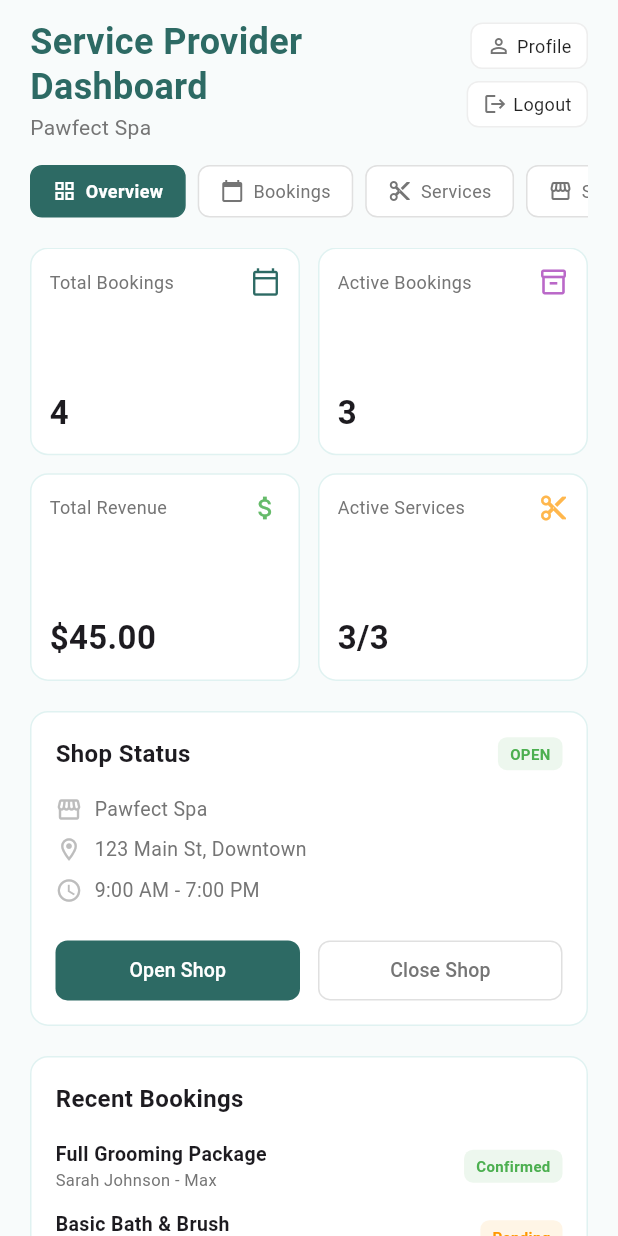
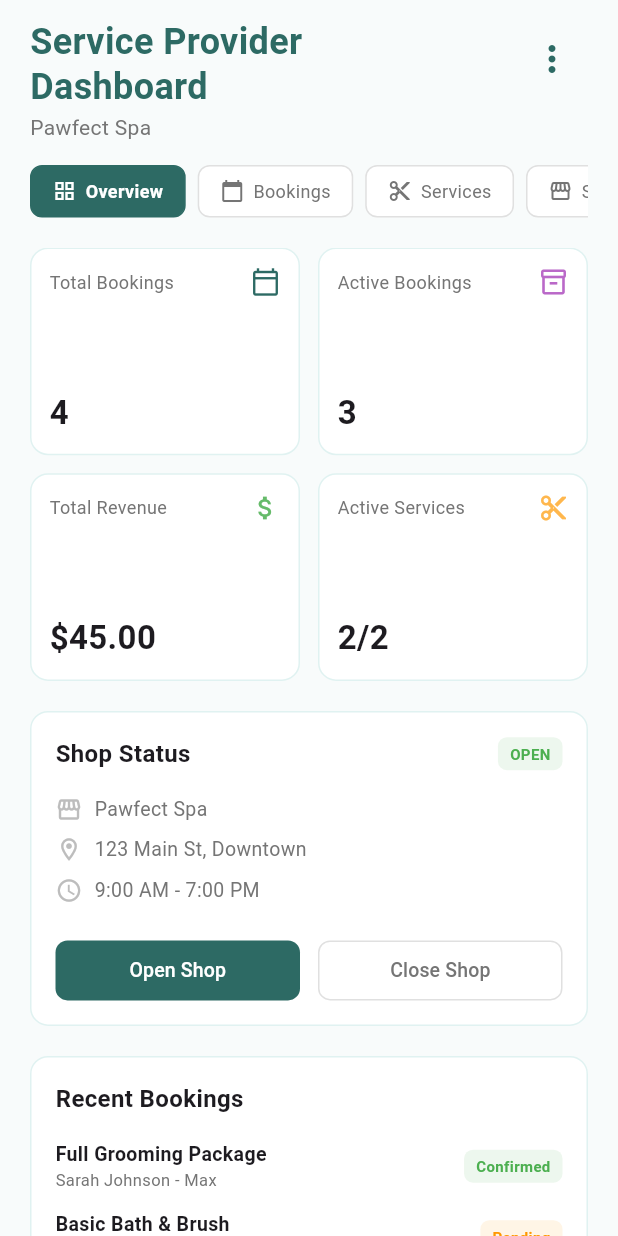
Before and after one commit to RamaAlkhatib2/pawvera, a Flutter app: the ServiceProviderDashboard screen opened directly with empty values, on a phone screen of 412 x 824 dp. Run offline on Flutter 3.47's test engine with Material 3 defaults, Android fonts, the phone set to English and light mode, and no system bars; our stand-ins replace cloud_firestore, firebase_auth, firebase_core, hive, hive_flutter, image_picker and 3 more; accounts and stored records are empty; network calls fail.

Commit message:
overview tab, service provider dashboard

```diff
--- a/lib/pages/adoption.dart
+++ b/lib/pages/adoption.dart
@@ -1,4 +1,4 @@
- import 'dart:io';
+import 'dart:io';
 import 'package:flutter/material.dart';
 import 'package:image_picker/image_picker.dart';
 
@@ -48,10 +48,11 @@ class _AdoptionScreenState extends State<AdoptionScreen> {
   void _applyFilters() {
     setState(() {
       filteredPets = allPets.where((pet) {
-        final matchesSearch = pet["name"]
-            .toLowerCase()
-            .contains(_searchController.text.toLowerCase());
-        final matchesCategory = selectedCategory == "All" || pet["category"] == selectedCategory;
+        final matchesSearch = pet["name"].toLowerCase().contains(
+          _searchController.text.toLowerCase(),
+        );
+        final matchesCategory =
+            selectedCategory == "All" || pet["category"] == selectedCategory;
         return matchesSearch && matchesCategory;
       }).toList();
     });
@@ -76,12 +77,19 @@ class _AdoptionScreenState extends State<AdoptionScreen> {
           child: Column(
             mainAxisSize: MainAxisSize.min,
             children: [
-              const Text("Sort By", style: TextStyle(fontSize: 18, fontWeight: FontWeight.bold)),
+              const Text(
+                "Sort By",
+                style: TextStyle(fontSize: 18, fontWeight: FontWeight.bold),
+              ),
               ListTile(
                 leading: const Icon(Icons.sort_by_alpha),
                 title: const Text("Name"),
                 onTap: () {
-                  setState(() => filteredPets.sort((a, b) => a["name"].compareTo(b["name"])));
+                  setState(
+                    () => filteredPets.sort(
+                      (a, b) => a["name"].compareTo(b["name"]),
+                    ),
+                  );
                   Navigator.pop(context);
                 },
               ),
@@ -89,7 +97,11 @@ class _AdoptionScreenState extends State<AdoptionScreen> {
                 leading: const Icon(Icons.sell_outlined),
                 title: const Text("Price (Free first)"),
                 onTap: () {
-                  setState(() => filteredPets.sort((a, b) => a["price"].compareTo(b["price"])));
+                  setState(
+                    () => filteredPets.sort(
+                      (a, b) => a["price"].compareTo(b["price"]),
+                    ),
+                  );
                   Navigator.pop(context);
                 },
               ),
@@ -187,7 +199,11 @@ class _AdoptionScreenState extends State<AdoptionScreen> {
                       color: primaryTeal,
                       borderRadius: BorderRadius.circular(12),
                     ),
-                    child: const Icon(Icons.tune, color: Colors.white, size: 20),
+                    child: const Icon(
+                      Icons.tune,
+                      color: Colors.white,
+                      size: 20,
+                    ),
                   ),
                 ),
               ],
@@ -196,7 +212,8 @@ class _AdoptionScreenState extends State<AdoptionScreen> {
           Expanded(
             child: ListView.builder(
               itemCount: filteredPets.length,
-              itemBuilder: (context, index) => _buildPetCard(filteredPets[index]),
+              itemBuilder: (context, index) =>
+                  _buildPetCard(filteredPets[index]),
             ),
           ),
         ],
@@ -222,7 +239,7 @@ class _AdoptionScreenState extends State<AdoptionScreen> {
           if (index == 4)
             Navigator.push(
               context,
-              MaterialPageRoute(builder: (context) => const ProfileView()),
+              MaterialPageRoute(builder: (context) => ProfileView()),
             );
         },
         items: const [
@@ -356,7 +373,8 @@ class _AdoptionScreenState extends State<AdoptionScreen> {
                     if (pet["isNeutered"]) const SizedBox(width: 5),
                     if (pet["isNeutered"]) _buildTag("Neutered", Colors.orange),
                     if (pet["gender"] != null) const SizedBox(width: 5),
-                    if (pet["gender"] != null) _buildTag(pet["gender"], Colors.purple),
+                    if (pet["gender"] != null)
+                      _buildTag(pet["gender"], Colors.purple),
                   ],
                 ),
                 const SizedBox(height: 10),
@@ -512,7 +530,12 @@ class _PostPetPageState extends State<PostPetPage> {
               _priceController,
               Icons.monetization_on_outlined,
             ),
-            _buildField("Age in years", _ageController, Icons.calendar_today, inputType: TextInputType.number),
+            _buildField(
+              "Age in years",
+              _ageController,
+              Icons.calendar_today,
+              inputType: TextInputType.number,
+            ),
 
             Container(
               margin: const EdgeInsets.only(bottom: 10),
@@ -530,7 +553,9 @@ class _PostPetPageState extends State<PostPetPage> {
                     child: DropdownButtonHideUnderline(
                       child: DropdownButton<String>(
                         value: _selectedCategory,
-                        items: ["Dog", "Cat", "Bird", "Rabbit"].map((String value) {
+                        items: ["Dog", "Cat", "Bird", "Rabbit"].map((
+                          String value,
+                        ) {
                           return DropdownMenuItem<String>(
                             value: value,
                             child: Text(value),
--- a/lib/pages/service provider dashboard pages/overview_tab.dart
+++ b/lib/pages/service provider dashboard pages/overview_tab.dart
@@ -1,7 +1,10 @@
 import 'package:flutter/material.dart';
 
 class OverviewTab extends StatefulWidget {
-  const OverviewTab({super.key});
+  final VoidCallback? onViewAllBookings;
+  final VoidCallback? onManageServices;
+
+  const OverviewTab({super.key, this.onViewAllBookings, this.onManageServices});
 
   @override
   State<OverviewTab> createState() => _OverviewTabState();
@@ -13,6 +16,12 @@ class _OverviewTabState extends State<OverviewTab> {
 
   static const Color primaryTeal = Color(0xFF2D6A64);
   static const Color textGrey = Color(0xFF757575);
+
+  // قائمة الخدمات النشطة (مؤقتة - سيتم ربطها لاحقاً)
+  final List<Map<String, dynamic>> activeServices = [
+    {'name': 'Full Grooming Package', 'duration': '2 hours'},
+    {'name': 'Basic Bath & Brush', 'duration': '1 hour'},
+  ];
 
   @override
   Widget build(BuildContext context) {
@@ -48,7 +57,7 @@ class _OverviewTabState extends State<OverviewTab> {
             ),
             _buildStatCard(
               'Active Services',
-              '3/3',
+              '${activeServices.length}/${activeServices.length}',
               Icons.content_cut_outlined,
               Colors.orange[300]!,
             ),
@@ -118,11 +127,93 @@ class _OverviewTabState extends State<OverviewTab> {
             ],
           ),
         ),
+        const SizedBox(height: 20),
+
+        // 4. الخدمات النشطة (Active Services)
+        _buildSectionCard(
+          title: 'Active Services',
+          child: Column(
+            children: [
+              ...activeServices.map(
+                (service) => _buildServiceItem(
+                  service['name'] as String,
+                  service['duration'] as String,
+                ),
+              ),
+              const SizedBox(height: 8),
+              _buildManageServicesButton('Manage Services'),
+            ],
+          ),
+        ),
       ],
     );
   }
 
   // --- الويدجت الفرعية (الميثودات) ---
+
+  Widget _buildServiceItem(String name, String duration) {
+    return Padding(
+      padding: const EdgeInsets.only(bottom: 10),
+      child: Row(
+        children: [
+          Container(
+            width: 36,
+            height: 36,
+            decoration: BoxDecoration(
+              color: primaryTeal.withValues(alpha: 0.1),
+              borderRadius: BorderRadius.circular(8),
+            ),
+            child: const Icon(
+              Icons.content_cut_outlined,
+              color: primaryTeal,
+              size: 18,
+            ),
+          ),
+          const SizedBox(width: 12),
+          Expanded(
+            child: Column(
+              crossAxisAlignment: CrossAxisAlignment.start,
+              children: [
+                Text(
+                  name,
+                  style: const TextStyle(
+                    fontWeight: FontWeight.w600,
+                    fontSize: 13,
+                  ),
+                ),
+                const SizedBox(height: 2),
+                Row(
+                  children: [
+                    Icon(Icons.access_time, size: 12, color: Colors.grey[400]),
+                    const SizedBox(width: 4),
+                    Text(
+                      duration,
+                      style: const TextStyle(color: textGrey, fontSize: 11),
+                    ),
+                  ],
+                ),
+              ],
+            ),
+          ),
+          Container(
+            padding: const EdgeInsets.symmetric(horizontal: 8, vertical: 4),
+            decoration: BoxDecoration(
+              color: Colors.green.withValues(alpha: 0.1),
+              borderRadius: BorderRadius.circular(6),
+            ),
+            child: const Text(
+              'Active',
+              style: TextStyle(
+                color: Colors.green,
+                fontSize: 10,
+                fontWeight: FontWeight.bold,
+              ),
+            ),
+          ),
+        ],
+      ),
+    );
+  }
 
   Widget _buildStatCard(
     String title,
@@ -294,7 +385,9 @@ class _OverviewTabState extends State<OverviewTab> {
     return SizedBox(
       width: double.infinity,
       child: OutlinedButton(
-        onPressed: () {},
+        onPressed: () {
+          widget.onViewAllBookings?.call();
+        },
         style: OutlinedButton.styleFrom(
           side: const BorderSide(color: Color(0xFFE0F2F1)),
           shape: RoundedRectangleBorder(borderRadius: BorderRadius.circular(8)),
@@ -302,6 +395,26 @@ class _OverviewTabState extends State<OverviewTab> {
         child: Text(
           text,
           style: const TextStyle(color: textGrey, fontSize: 12),
+        ),
+      ),
+    );
+  }
+
+  Widget _buildManageServicesButton(String text) {
+    return SizedBox(
+      width: double.infinity,
+      child: OutlinedButton.icon(
+        onPressed: () {
+          widget.onManageServices?.call();
+        },
+        icon: const Icon(Icons.settings_outlined, size: 16),
+        label: Text(
+          text,
+          style: const TextStyle(color: textGrey, fontSize: 12),
+        ),
+        style: OutlinedButton.styleFrom(
+          side: const BorderSide(color: Color(0xFFE0F2F1)),
+          shape: RoundedRectangleBorder(borderRadius: BorderRadius.circular(8)),
         ),
       ),
     );
--- a/lib/pages/service provider dashboard pages/service_provider_dashboard.dart
+++ b/lib/pages/service provider dashboard pages/service_provider_dashboard.dart
@@ -179,31 +179,54 @@ class _ServiceProviderDashboardState extends State<ServiceProviderDashboard> {
                     ),
                   ),
 
-                  // الأزرار مرتبة عمودياً (يمين)
-                  Column(
-                    mainAxisSize: MainAxisSize.min,
-                    crossAxisAlignment: CrossAxisAlignment.end,
-                    children: [
-                      _buildHeaderButton(
-                        Icons.person_outline,
-                        'Profile',
-                        onTap: _showProfileDialog,
+                  // زر النقاط الثلاث (يمين)
+                  PopupMenuButton<String>(
+                    icon: const Icon(
+                      Icons.more_vert,
+                      color: Color(0xFF2D6A64),
+                      size: 28,
                     ),
-                      const SizedBox(height: 8),
-                      _buildHeaderButton(
-                        Icons.logout,
-                        'Logout',
-                        onTap: () {
-                          // الحل المباشر إذا كان Navigator.pushReplacementNamed لا يعمل:
+                    shape: RoundedRectangleBorder(
+                      borderRadius: BorderRadius.circular(12),
+                    ),
+                    elevation: 2,
+                    onSelected: (value) {
+                      if (value == 'profile') {
+                        _showProfileDialog();
+                      } else if (value == 'logout') {
                         Navigator.pushAndRemoveUntil(
                           context,
                           MaterialPageRoute(
                             builder: (context) => const SignInPage(),
                           ),
-                            (route) =>
-                                false, // يمسح كل الصفحات السابقة ويمنع الرجوع
+                          (route) => false,
                         );
+                      }
                     },
+                    itemBuilder: (context) => [
+                      const PopupMenuItem<String>(
+                        value: 'profile',
+                        child: Row(
+                          children: [
+                            Icon(
+                              Icons.person_outline,
+                              size: 20,
+                              color: Colors.black87,
+                            ),
+                            SizedBox(width: 10),
+                            Text('Profile', style: TextStyle(fontSize: 14)),
+                          ],
+                        ),
+                      ),
+                      const PopupMenuItem<String>(
+                        value: 'logout',
+                        child: Row(
+                          children: [
+                            Icon(Icons.logout, size: 20, color: Colors.black87),
+                            SizedBox(width: 10),
+                            Text('Logout', style: TextStyle(fontSize: 14)),
+                          ],
+                        ),
                       ),
                     ],
                   ),
@@ -311,7 +334,18 @@ class _ServiceProviderDashboardState extends State<ServiceProviderDashboard> {
   Widget _buildCurrentTabContent() {
     switch (_selectedTab) {
       case 'Overview':
-        return const OverviewTab();
+        return OverviewTab(
+          onViewAllBookings: () {
+            setState(() {
+              _selectedTab = 'Bookings';
+            });
+          },
+          onManageServices: () {
+            setState(() {
+              _selectedTab = 'Services';
+            });
+          },
+        );
       case 'Bookings':
         return const BookingsTab();
       case 'Services':
```
Also changed, not shown: pubspec.lock. Lines whose indentation alone changed are shown as unchanged.
